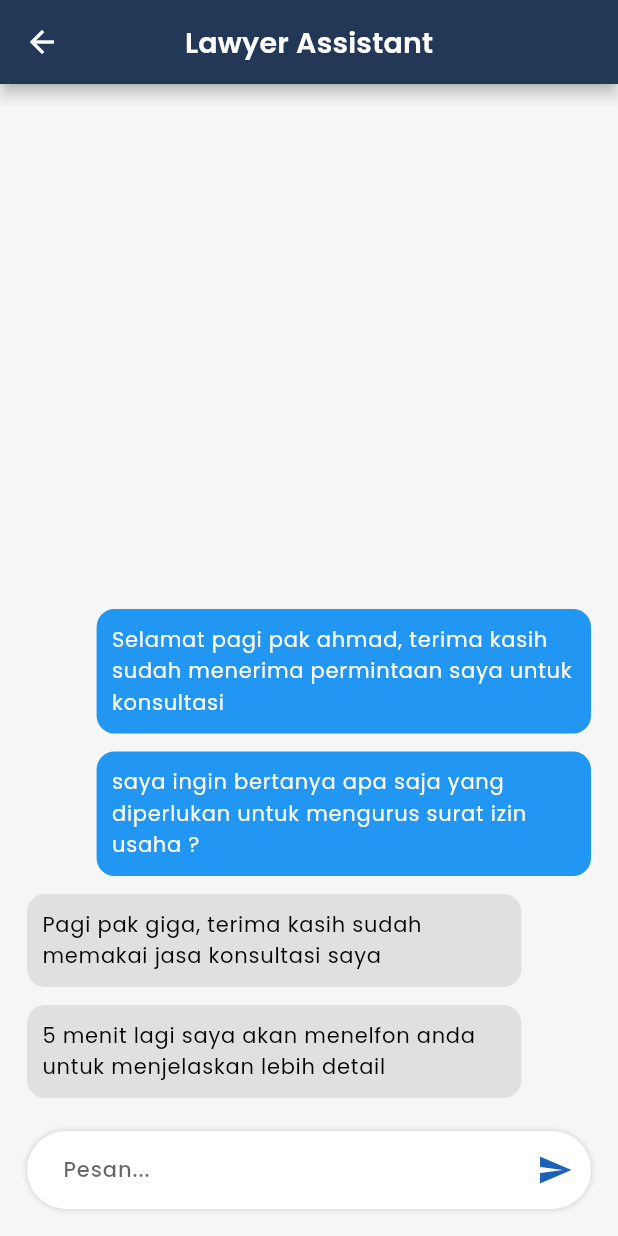
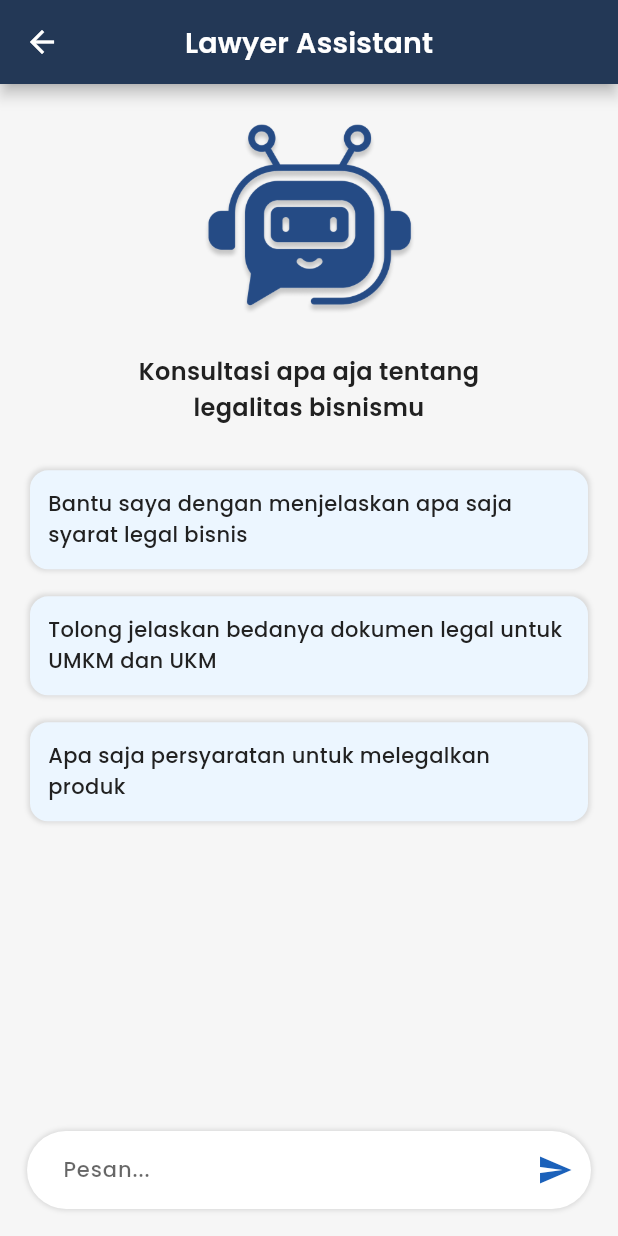
Before and after one commit to ahmadfma/legalkan, a Flutter app: the LegalAssistantPage screen opened directly, on a phone screen of 412 x 824 dp. Run offline on Flutter 3.47's test engine with Material 2 defaults, Android fonts, the phone set to English and light mode, and no system bars; our stand-ins replace dio, file_picker, firebase_core, firebase_messaging, flutter_local_notifications, flutter_svg and 9 more; missing offline and left inert: dart:ffi; accounts and stored records are empty; project files that could hold a hidden picture were left out.

Commit message:
show recommendation on chat

```diff
--- a/lib/ui/pages/user_main_pages/pages/legal_assistant_page.dart
+++ b/lib/ui/pages/user_main_pages/pages/legal_assistant_page.dart
@@ -1,7 +1,6 @@
 import 'package:flutter/material.dart';
 import 'package:legalkan/common/dimensions.dart';
 import 'package:legalkan/common/styles.dart';
-
 import '../../../widgets/custom_textfield.dart';
 
 class LegalAssistantPage extends StatefulWidget {
@@ -14,12 +13,8 @@ class LegalAssistantPage extends StatefulWidget {
 class _LegalAssistantPageState extends State<LegalAssistantPage> {
 
   final controller = TextEditingController(text: "");
-  final chats = [
-    BubbleChatWidget(message: 'Selamat pagi pak ahmad, terima kasih sudah menerima permintaan saya untuk konsultasi', isMe: true),
-    BubbleChatWidget(message: 'saya ingin bertanya apa saja yang diperlukan untuk mengurus surat izin usaha ?', isMe: true),
-    BubbleChatWidget(message: 'Pagi pak giga, terima kasih sudah memakai jasa konsultasi saya', isMe: false),
-    BubbleChatWidget(message: '5 menit lagi saya akan menelfon anda untuk menjelaskan lebih detail', isMe: false),
-  ];
+  final chats = [];
+  bool isDefault = true;
 
   @override
   Widget build(BuildContext context) {
@@ -36,6 +31,7 @@ class _LegalAssistantPageState extends State<LegalAssistantPage> {
           width: size.width,
           child: Stack(
             children: [
+              if(!isDefault)
                 Expanded(
                   child: ListView(
                     padding: EdgeInsets.only(bottom: 80, top: defaultMarginSize),
@@ -44,6 +40,24 @@ class _LegalAssistantPageState extends State<LegalAssistantPage> {
                       ...chats.reversed.map((e) => e).toList()
                     ],
                   ),
+                ),
+              if(isDefault)
+                Positioned(
+                  top: 0,
+                  bottom: 0,
+                  left: 0,
+                  right: 0,
+                  child: ChatRecommendation(onCLick: (message ) {
+                    setState(() {
+                      isDefault = false;
+                      chats.add(BubbleChatWidget(message: message, isMe: true));
+                    });
+                    Future.delayed(Duration(seconds: 2), () {
+                      setState(() {
+                        chats.add(BubbleChatWidget(message: "Syarat hukum untuk bisnis dapat bervariasi tergantung pada yurisdiksi (wilayah hukum) tempat bisnis tersebut beroperasi dan jenis bisnisnya. Berikut adalah beberapa syarat umum yang sering kali diperlukan untuk memulai bisnis secara legal:", isMe: false));
+                      });
+                    },);
+                  },),
                 ),
               Positioned(
                 bottom: 0,
@@ -69,6 +83,7 @@ class _LegalAssistantPageState extends State<LegalAssistantPage> {
                           setState(() {
                             chats.add(BubbleChatWidget(message: controller.text, isMe: true));
                             controller.text = "";
+                            isDefault = false;
                           });
                         },
                         child: Icon(Icons.send, color: blue,),
@@ -80,6 +95,63 @@ class _LegalAssistantPageState extends State<LegalAssistantPage> {
             ],
           ),
         )
+      ),
+    );
+  }
+}
+
+class ChatRecommendation extends StatelessWidget {
+
+  final Function(String) onCLick;
+
+  const ChatRecommendation({required this.onCLick, super.key});
+
+  @override
+  Widget build(BuildContext context) {
+    return Padding(
+      padding: const EdgeInsets.symmetric(horizontal: 20),
+      child: SingleChildScrollView(
+        child: Column(
+          mainAxisAlignment: MainAxisAlignment.center,
+          children: [
+            const SizedBox(height: bigMarginSize,),
+            Image.asset("assets/images/chat_ai.png", width: 160,),
+            const SizedBox(height: defaultMarginSize,),
+            Text("Konsultasi apa aja tentang\nlegalitas bisnismu", style: myTextTheme.bodyMedium?.copyWith(fontWeight: FontWeight.w600, fontSize: 16), textAlign: TextAlign.center,),
+            const SizedBox(height: 30,),
+            chat(
+              message:  "Bantu saya dengan menjelaskan apa saja syarat legal bisnis",
+              onPressed: (message) => onCLick(message),
+            ),
+            const SizedBox(height: defaultMarginSize,),
+            chat(
+              message: "Tolong jelaskan bedanya dokumen legal untuk UMKM dan UKM",
+              onPressed: (message) => onCLick(message),
+            ),
+            const SizedBox(height: defaultMarginSize,),
+            chat(
+              message: "Apa saja persyaratan untuk melegalkan produk",
+              onPressed: (message) => onCLick(message),
+            )
+          ],
+        ),
+      ),
+    );
+  }
+
+  Widget chat({required String message, required Function(String) onPressed}) {
+    return InkWell(
+      onTap: () {
+        onPressed(message);
+      },
+      child: Container(
+        padding: EdgeInsets.all(mediumMarginSize),
+        width: double.infinity,
+        decoration: whiteCardDecoration.copyWith(
+          borderRadius: BorderRadius.all(Radius.circular(12)),
+          color: backgroundColor2,
+        ),
+        child: Text(message, style: myTextTheme.bodyMedium?.copyWith(fontWeight: FontWeight.w500),),
       ),
     );
   }
```
Also changed, not shown: assets/images/chat_ai.png (added). Lines whose indentation alone changed are shown as unchanged.
